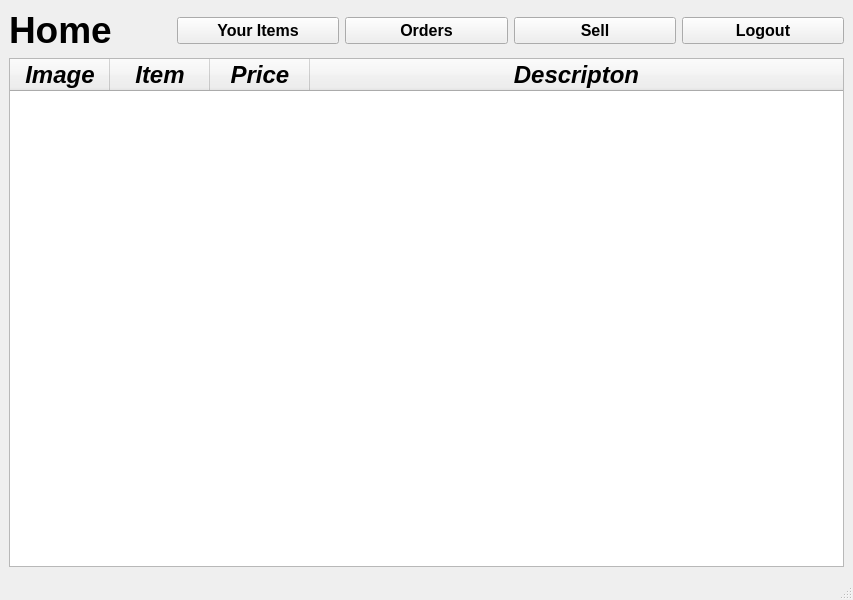
Above: buy_page.ui from acmpesuecc/GrowPal before the change. Below: the same form after it.
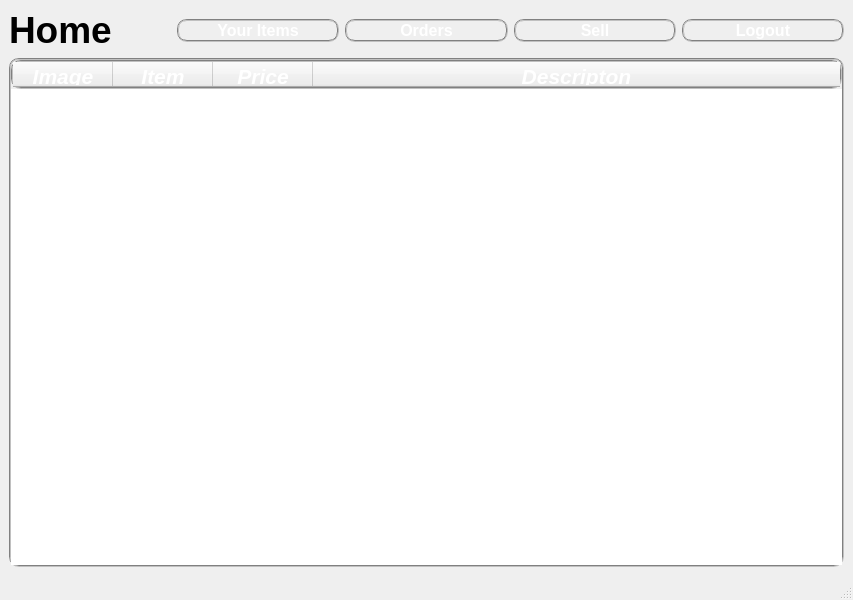
That is the form after the change. Icons and pictures are not drawn.

Diff of the .ui file:
```diff
--- a/buy_page.ui
+++ b/buy_page.ui
@@ -44,6 +44,10 @@
         <bold>true</bold>
        </font>
       </property>
+      <property name="styleSheet">
+       <string notr="true">  color: white; 
+                 border-radius: 10px; border: 2px groove gray;</string>
+      </property>
       <property name="text">
        <string>Your Items</string>
       </property>
@@ -59,6 +63,10 @@
         <bold>true</bold>
        </font>
       </property>
+      <property name="styleSheet">
+       <string notr="true">  color: white; 
+                 border-radius: 10px; border: 2px groove gray;</string>
+      </property>
       <property name="text">
        <string>Orders</string>
       </property>
@@ -74,6 +82,10 @@
         <bold>true</bold>
        </font>
       </property>
+      <property name="styleSheet">
+       <string notr="true">  color: white; 
+                 border-radius: 10px; border: 2px groove gray;</string>
+      </property>
       <property name="text">
        <string>Sell</string>
       </property>
@@ -89,6 +101,10 @@
         <bold>true</bold>
        </font>
       </property>
+      <property name="styleSheet">
+       <string notr="true">  color: white; 
+                 border-radius: 10px; border: 2px groove gray;</string>
+      </property>
       <property name="text">
        <string>Logout</string>
       </property>
@@ -96,6 +112,10 @@
     </item>
     <item row="1" column="0" colspan="5">
      <widget class="QTableWidget" name="tableWidget">
+      <property name="styleSheet">
+       <string notr="true">  color: white; 
+                 border-radius: 10px; border: 2px groove gray;</string>
+      </property>
       <property name="sizeAdjustPolicy">
        <enum>QAbstractScrollArea::AdjustToContents</enum>
       </property>
@@ -108,11 +128,14 @@
        </property>
        <property name="font">
         <font>
-         <pointsize>18</pointsize>
+         <pointsize>16</pointsize>
          <weight>75</weight>
          <bold>true</bold>
         </font>
        </property>
+       <property name="textAlignment">
+        <set>AlignHCenter|AlignTop</set>
+       </property>
       </column>
       <column>
        <property name="text">
@@ -120,11 +143,14 @@
        </property>
        <property name="font">
         <font>
-         <pointsize>18</pointsize>
+         <pointsize>16</pointsize>
          <weight>75</weight>
          <bold>true</bold>
         </font>
        </property>
+       <property name="textAlignment">
+        <set>AlignHCenter|AlignTop</set>
+       </property>
       </column>
       <column>
        <property name="text">
@@ -132,11 +158,14 @@
        </property>
        <property name="font">
         <font>
-         <pointsize>18</pointsize>
+         <pointsize>16</pointsize>
          <weight>75</weight>
          <bold>true</bold>
         </font>
        </property>
+       <property name="textAlignment">
+        <set>AlignHCenter|AlignTop</set>
+       </property>
       </column>
       <column>
        <property name="text">
@@ -144,11 +173,14 @@
        </property>
        <property name="font">
         <font>
-         <pointsize>18</pointsize>
+         <pointsize>16</pointsize>
          <weight>75</weight>
          <bold>true</bold>
         </font>
        </property>
+       <property name="textAlignment">
+        <set>AlignHCenter|AlignTop</set>
+       </property>
       </column>
      </widget>
     </item>
```
